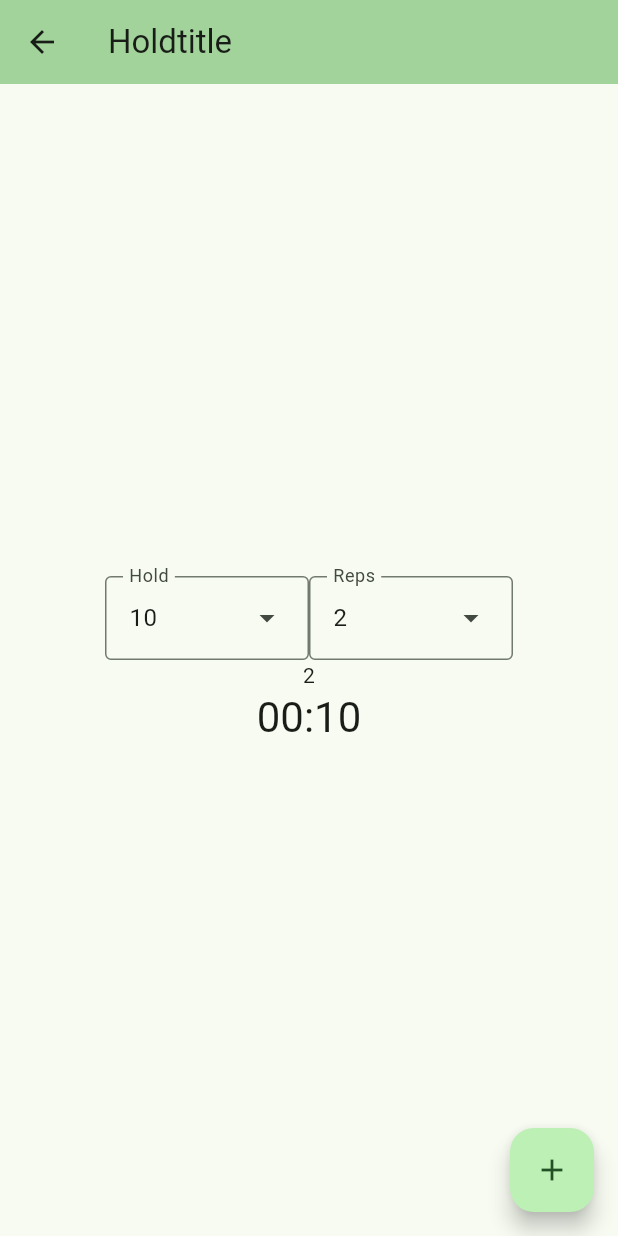
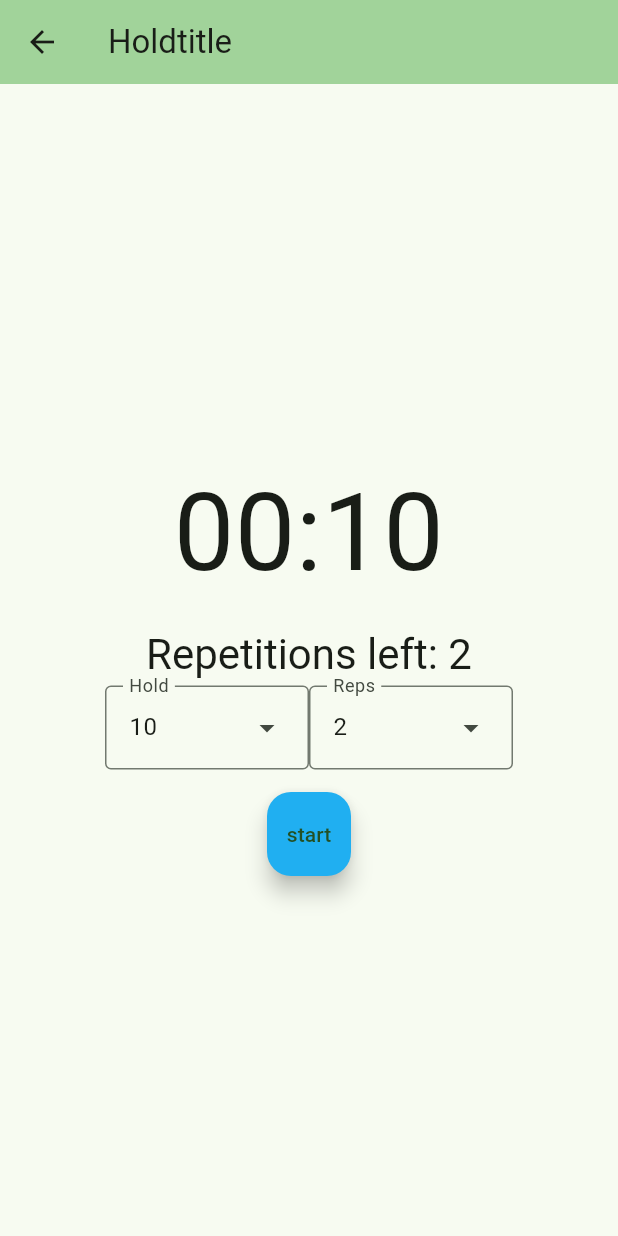
Before and after one commit to mattias-j-jonsson/spt_flutter, a Flutter app: the screen it shows after launch, after a tap on "hold", on a phone screen of 412 x 824 dp. Run offline on Flutter 3.47's test engine with Material 2 defaults, Android fonts, the phone set to English and light mode, and no system bars.

Commit message:
started working on layout

```diff
--- a/lib/main.dart
+++ b/lib/main.dart
@@ -48,8 +48,8 @@ class HomePage extends StatelessWidget {
       children: <Widget>[
         const Image(
           image: AssetImage('assets/archery_female_shadow.png'),
-          height: 288,
-          width: 288,
+          height: 576,
+          width: 576,
           isAntiAlias: false,
         ),
         ElevatedButton(
@@ -91,9 +91,10 @@ class HoldSPTPage extends StatefulWidget {
 
 class _HoldSPTPageState extends State<HoldSPTPage> {
   // two static variables that keep choices of Holds and Reps between
-  // tab switches. Is set in dispose().
+  // tab switches. Is updated in dispose().
   static int sHoldStateData = 10;
   static int sRepsStateData = 2;
+
 
 
   // AUDIOPLAYER CODE
@@ -218,6 +219,23 @@ class _HoldSPTPageState extends State<HoldSPTPage> {
           // wireframe for each widget.
           mainAxisAlignment: MainAxisAlignment.center,
           children: <Widget>[
+            Container(
+              padding: const EdgeInsets.symmetric(vertical: 8.0),
+              child: Text(
+                Duration(seconds: countdown).toString().substring(2, 7),
+                textAlign: TextAlign.center,
+                // style: Theme.of(context).textTheme.headlineLarge,
+                style: const TextStyle(fontSize: 72.0),
+              ),
+            ),
+            Container(
+              padding: const EdgeInsets.symmetric(vertical: 3.0),
+              child: Text(
+                'Repetitions left: $repsLeft',
+                style: Theme.of(context).textTheme.headlineMedium,
+              ),
+            ),
+
             Row(
               mainAxisAlignment: MainAxisAlignment.center,
               children: <Widget>[
@@ -228,7 +246,7 @@ class _HoldSPTPageState extends State<HoldSPTPage> {
                   onSelected: (int? selectedHold) {
                       if(selectedHold != null){
                       setState(() {
-                        startValue = selectedHold; // todo: custom-val kraschar
+                        startValue = selectedHold;
                       });
                     }
                   },
@@ -249,22 +267,23 @@ class _HoldSPTPageState extends State<HoldSPTPage> {
                 )
               ]
             ),
-            Text(
-              '$repsLeft'
-            ),
-            Text(
-              Duration(seconds: countdown).toString().substring(2, 7),
-              textAlign: TextAlign.center,
-              style: Theme.of(context).textTheme.headlineMedium,
+            Container(
+              padding: const EdgeInsets.only(top: 15.0),
+              child: FloatingActionButton(
+                onPressed: _timerButton,
+                tooltip: tooltipMessage,
+                backgroundColor: const Color.fromARGB(255, 32, 175, 241),
+                child: Text(tooltipMessage),
+              ),
             ),
           ],
         ),
       ),
-      floatingActionButton: FloatingActionButton(
-        onPressed: _timerButton,
-        tooltip: tooltipMessage,
-        child: const Icon(Icons.add),
-      ),
+      // floatingActionButton: FloatingActionButton(
+      //   onPressed: _timerButton,
+      //   tooltip: tooltipMessage,
+      //   child: const Icon(Icons.add),
+      // ),
     );
   }
 
```
